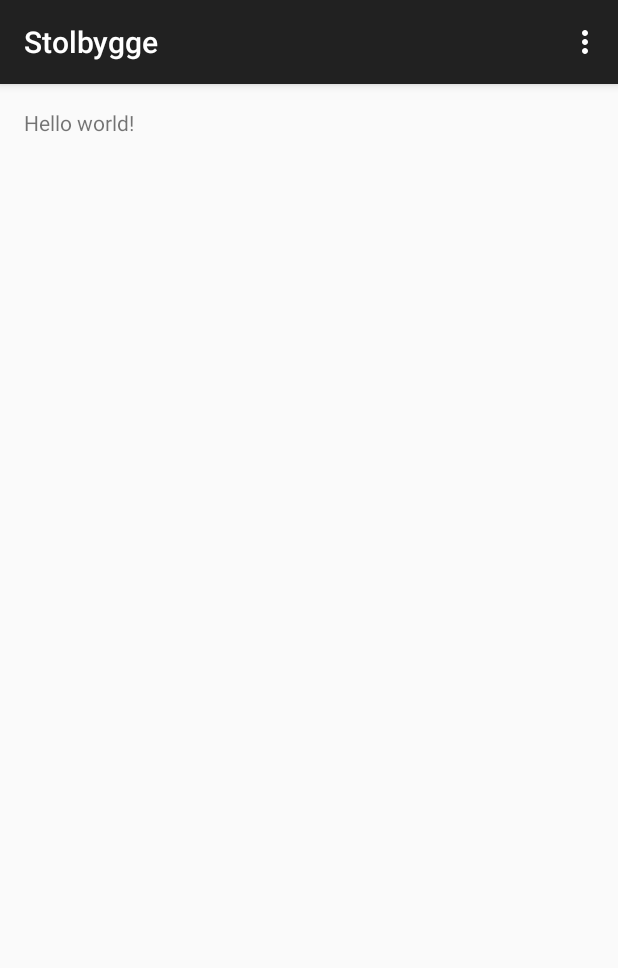
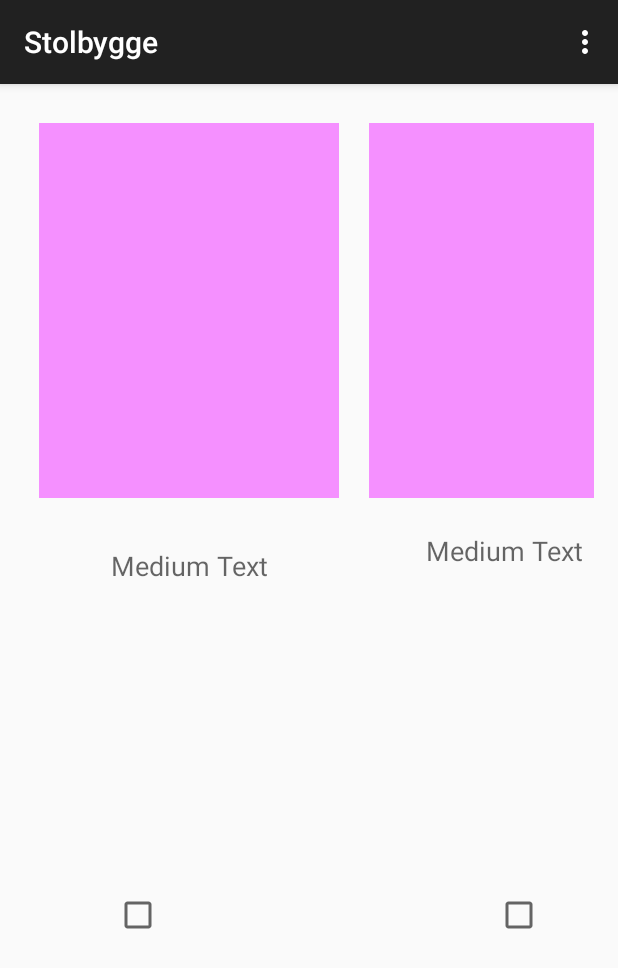
Before and after one commit to alexceder/stolbygge, an Android app: the screen it shows after launch (MainActivity), on a phone screen of 412 x 824 dp. Shown: the top 968 px of the screen. Run offline under Robolectric (Android 15) with nearby library versions, the phone set to English and light mode, and no system bars.

Commit message:
Created an empty item view.

```diff
--- a/app/src/main/java/se/stolbygge/stolbygge/MainActivity.java
+++ b/app/src/main/java/se/stolbygge/stolbygge/MainActivity.java
@@ -36,4 +36,9 @@ public class MainActivity extends ActionBarActivity {
 
         return super.onOptionsItemSelected(item);
     }
+
+    public boolean onCreateProductList(){
+
+        return true;
+    }
 }
--- a/app/src/main/res/layout/activity_main.xml
+++ b/app/src/main/res/layout/activity_main.xml
@@ -1,11 +1,82 @@
 <RelativeLayout xmlns:android="http://schemas.android.com/apk/res/android"
-    xmlns:tools="http://schemas.android.com/tools" android:layout_width="match_parent"
-    android:layout_height="match_parent" android:paddingLeft="@dimen/activity_horizontal_margin"
+    xmlns:tools="http://schemas.android.com/tools"
+    android:layout_width="match_parent"
+    android:layout_height="match_parent"
+    android:paddingLeft="@dimen/activity_horizontal_margin"
     android:paddingRight="@dimen/activity_horizontal_margin"
     android:paddingTop="@dimen/activity_vertical_margin"
-    android:paddingBottom="@dimen/activity_vertical_margin" tools:context=".MainActivity">
+    android:paddingBottom="@dimen/activity_vertical_margin"
+    tools:context=".MainActivity">
 
-    <TextView android:text="@string/hello_world" android:layout_width="wrap_content"
-        android:layout_height="wrap_content" />
+    <GridLayout
+        android:layout_width="fill_parent"
+        android:layout_height="fill_parent"
+        android:layout_alignParentTop="true"
+        android:layout_alignParentLeft="true"
+        android:layout_alignParentStart="true"
+        android:columnCount="5"
+        android:rowCount="6"
+        android:clickable="false"
+        android:id="@+id/product_list">
 
+<!-- Column 1   -->
+        <ImageView
+            android:layout_width="200dp"
+            android:layout_height="250dp"
+            android:layout_margin="10dp"
+            android:id="@+id/imageView"
+            android:layout_row="1"
+            android:layout_column="1"
+            android:src="#fff590ff" />
+
+        <TextView
+            android:layout_width="200dp"
+            android:layout_height="50dp"
+            android:layout_margin="10dp"
+            android:textAppearance="?android:attr/textAppearanceMedium"
+            android:text="Medium Text"
+            android:gravity="center"
+            android:id="@+id/textView"
+            android:layout_row="2"
+            android:layout_column="1" />
+
+        <CheckBox
+            android:layout_width="100dp"
+            android:layout_height="100dp"
+            android:layout_gravity="center"
+            android:id="@+id/checkBox"
+            android:layout_row="5"
+            android:layout_column="1"
+            android:checked="false" />
+
+<!-- Column 2   -->
+        <ImageView
+            android:layout_width="200dp"
+            android:layout_height="250dp"
+            android:layout_margin="10dp"
+            android:id="@+id/imageView2"
+            android:layout_row="1"
+            android:layout_column="2"
+            android:src="#fff590ff" />
+
+        <TextView
+            android:layout_width="200dp"
+            android:layout_height="50dp"
+            android:textAppearance="?android:attr/textAppearanceMedium"
+            android:text="Medium Text"
+            android:gravity="center"
+            android:id="@+id/textView2"
+            android:layout_row="2"
+            android:layout_column="2" />
+
+        <CheckBox
+            android:layout_width="wrap_content"
+            android:layout_height="wrap_content"
+            android:layout_gravity="center"
+            android:id="@+id/checkBox2"
+            android:layout_row="5"
+            android:layout_column="2"
+            android:checked="false" />
+
+    </GridLayout>
 </RelativeLayout>
```
Also changed, not shown: app/src/main/res/menu/menu_main.xml (+6 -3 lines), 1 other file.
